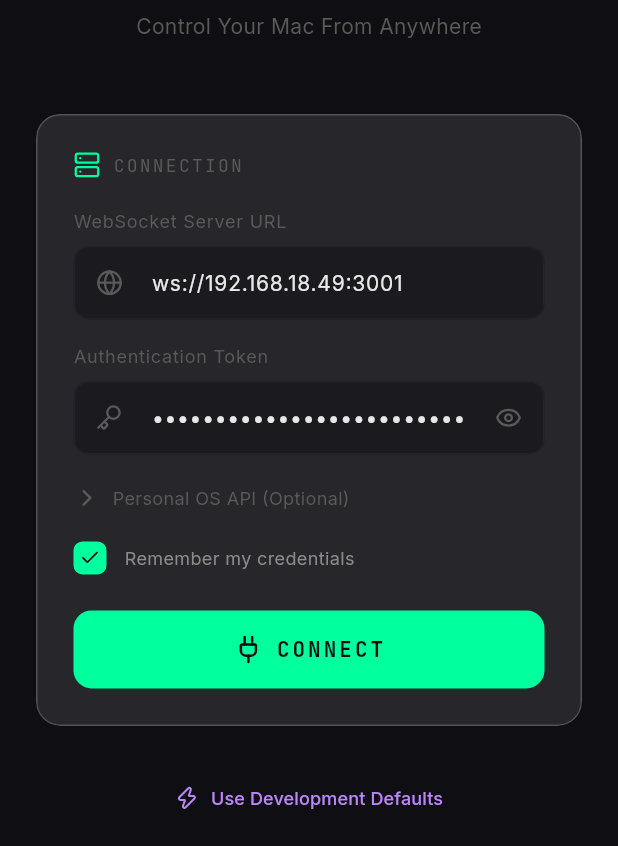
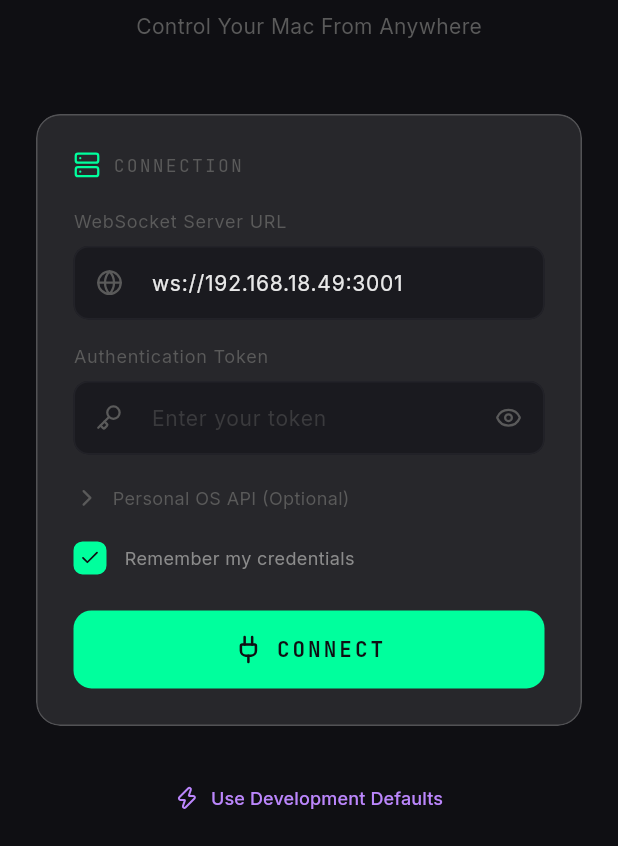
Before and after one commit to anudeepadi/system-app, a Flutter app: the screen it shows after launch, on a phone screen of 412 x 824 dp, the part 390-1236 px from its top. Run offline on Flutter 3.47's test engine with Material 3 defaults, Android fonts, the phone set to English and light mode, and no system bars; our stand-ins replace fl_chart, google_fonts, lucide_icons, shared_preferences; accounts and stored records are empty.

Commit message:
Remove embedded bridge access token

```diff
--- a/lib/screens/connect_screen.dart
+++ b/lib/screens/connect_screen.dart
@@ -18,7 +18,7 @@ class _ConnectScreenState extends State<ConnectScreen> {
   // Pre-configured for your local network
   final _urlController = TextEditingController(text: 'ws://192.168.18.49:3001');
   final _tokenController = TextEditingController(
-    text: '655dca3cc3c7fb6c6003d2001f0fcbcd0b59c82b7c7da13b92b71d408d0a639b',
+    text: '',
   );
   bool _isLoading = false;
   String? _error;
--- a/lib/services/auth_service.dart
+++ b/lib/services/auth_service.dart
@@ -60,7 +60,7 @@ class ConnectionConfig {
   /// Default configuration for development
   static ConnectionConfig get defaults => ConnectionConfig(
         serverUrl: 'ws://192.168.18.49:3001',
-        token: '655dca3cc3c7fb6c6003d2001f0fcbcd0b59c82b7c7da13b92b71d408d0a639b',
+        token: '',
         personalOsUrl: 'http://192.168.18.49:8765',
         personalOsToken: 'test-token-12345',
         rememberMe: true,
```
